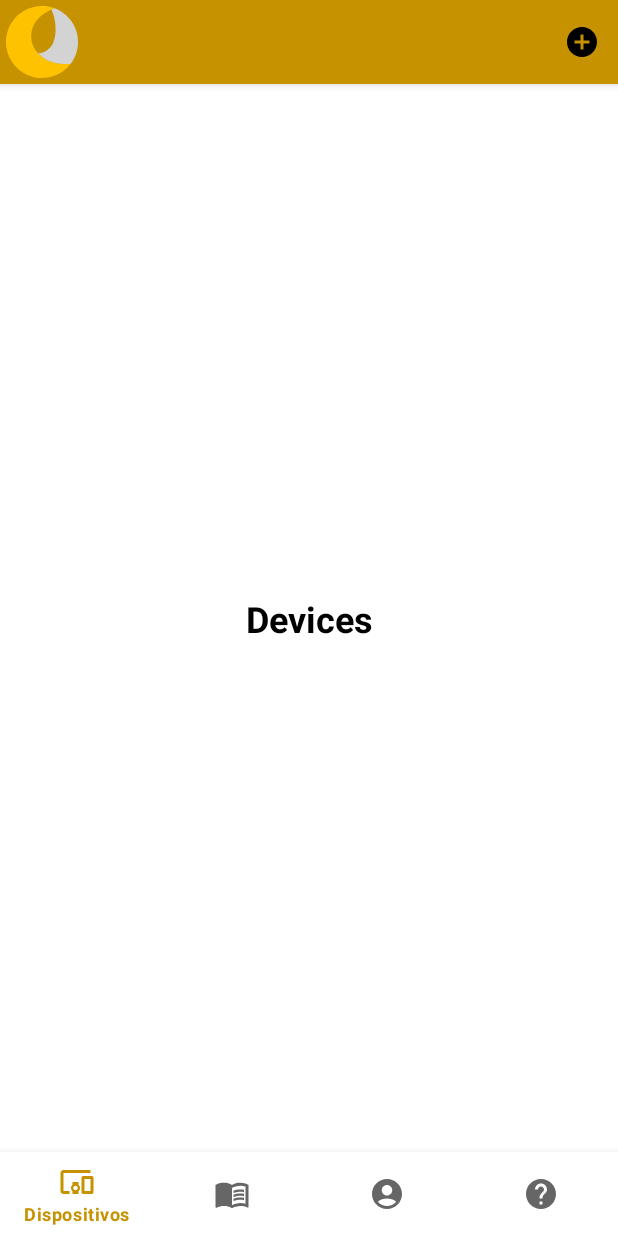
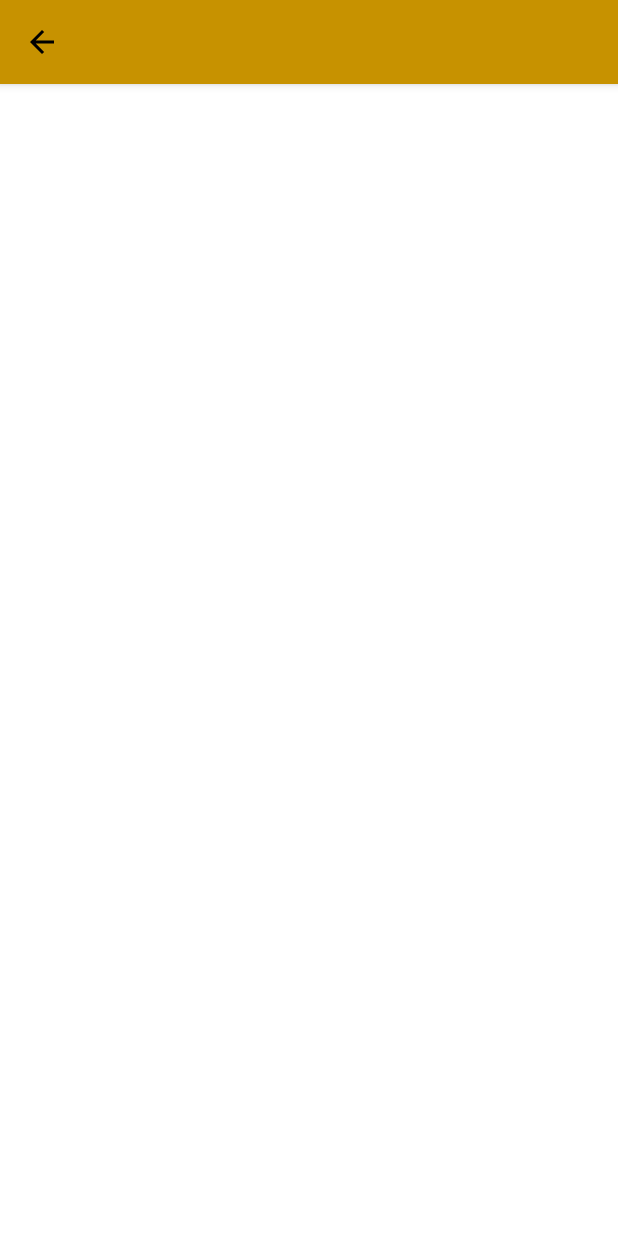
Before and after one commit to eduardocoria31099/Tecrena, an Android app: the screen it shows after launch (MainActivity before the commit, AddDevicesActivity after it), after a tap on "Add Device", on a phone screen of 412 x 824 dp. Run offline under Robolectric (Android 15) with nearby library versions, the phone set to English and light mode, and no system bars.

Commit message:
add activity activity_add_devices

```diff
--- a/app/src/main/AndroidManifest.xml
+++ b/app/src/main/AndroidManifest.xml
@@ -12,6 +12,9 @@
         android:theme="@style/MyTheme.DayNight"
         tools:targetApi="31">
         <activity
+            android:name=".AddDevicesActivity"
+            android:exported="false" />
+        <activity
             android:name=".MainActivity"
             android:exported="true">
             <intent-filter>
--- /dev/null
+++ b/app/src/main/java/com/example/proyectogestion/AddDevicesActivity.java
@@ -0,0 +1,35 @@
+package com.example.proyectogestion;
+
+import android.os.Bundle;
+import android.view.View;
+
+import androidx.appcompat.app.AppCompatActivity;
+
+import com.example.proyectogestion.databinding.ActivityAddDevicesBinding;
+
+public class AddDevicesActivity extends AppCompatActivity {
+
+    private ActivityAddDevicesBinding binding;
+
+    @Override
+    protected void onCreate(Bundle savedInstanceState) {
+        super.onCreate(savedInstanceState);
+        binding = ActivityAddDevicesBinding.inflate(getLayoutInflater());
+        setContentView(binding.getRoot());
+
+        init();
+        setListeners();
+    }
+
+    private void setListeners() {
+        binding.topAppBar.setNavigationOnClickListener(new View.OnClickListener() {
+            @Override
+            public void onClick(View view) {
+                onBackPressed();
+            }
+        });
+    }
+
+    private void init() {
+    }
+}
--- a/app/src/main/java/com/example/proyectogestion/MainActivity.java
+++ b/app/src/main/java/com/example/proyectogestion/MainActivity.java
@@ -1,6 +1,7 @@
 package com.example.proyectogestion;
 
 import android.annotation.SuppressLint;
+import android.content.Intent;
 import android.os.Bundle;
 import android.view.MenuItem;
 import android.widget.Toast;
@@ -72,7 +73,9 @@ public class MainActivity extends AppCompatActivity {
             public boolean onMenuItemClick(MenuItem menuItem) {
                 switch (menuItem.getItemId()) {
                     case R.id.addDevice:
-                        Toast.makeText(MainActivity.this, "Add device", Toast.LENGTH_SHORT).show();
+                        //Toast.makeText(MainActivity.this, "Add device", Toast.LENGTH_SHORT).show();
+                        Intent myIntent = new Intent(MainActivity.this, AddDevicesActivity.class);
+                        MainActivity.this.startActivity(myIntent);
                         return true;
                     default:
                         return false;
--- /dev/null
+++ b/app/src/main/res/drawable/baseline_back.xml
@@ -0,0 +1,5 @@
+<vector android:autoMirrored="true" android:height="24dp"
+    android:tint="#000000" android:viewportHeight="24"
+    android:viewportWidth="24" android:width="24dp" xmlns:android="http://schemas.android.com/apk/res/android">
+    <path android:fillColor="@android:color/white" android:pathData="M20,11H7.83l5.59,-5.59L12,4l-8,8 8,8 1.41,-1.41L7.83,13H20v-2z"/>
+</vector>
--- /dev/null
+++ b/app/src/main/res/layout/activity_add_devices.xml
@@ -0,0 +1,27 @@
+<?xml version="1.0" encoding="utf-8"?>
+<androidx.constraintlayout.widget.ConstraintLayout xmlns:android="http://schemas.android.com/apk/res/android"
+    xmlns:app="http://schemas.android.com/apk/res-auto"
+    xmlns:tools="http://schemas.android.com/tools"
+    android:layout_width="match_parent"
+    android:layout_height="match_parent"
+    tools:context=".AddDevicesActivity">
+
+    <com.google.android.material.appbar.AppBarLayout
+        android:id="@+id/appBarLayout"
+        android:layout_width="match_parent"
+        android:layout_height="wrap_content"
+        app:layout_constraintEnd_toEndOf="parent"
+        app:layout_constraintStart_toStartOf="parent"
+        app:layout_constraintTop_toTopOf="parent">
+
+        <com.google.android.material.appbar.MaterialToolbar
+            android:id="@+id/topAppBar"
+            style="@style/Widget.MaterialComponents.Toolbar.Primary"
+            android:layout_width="match_parent"
+            android:layout_height="?attr/actionBarSize"
+            app:navigationIcon="@drawable/baseline_back"
+            tools:title="title" />
+
+    </com.google.android.material.appbar.AppBarLayout>
+
+</androidx.constraintlayout.widget.ConstraintLayout>
```
